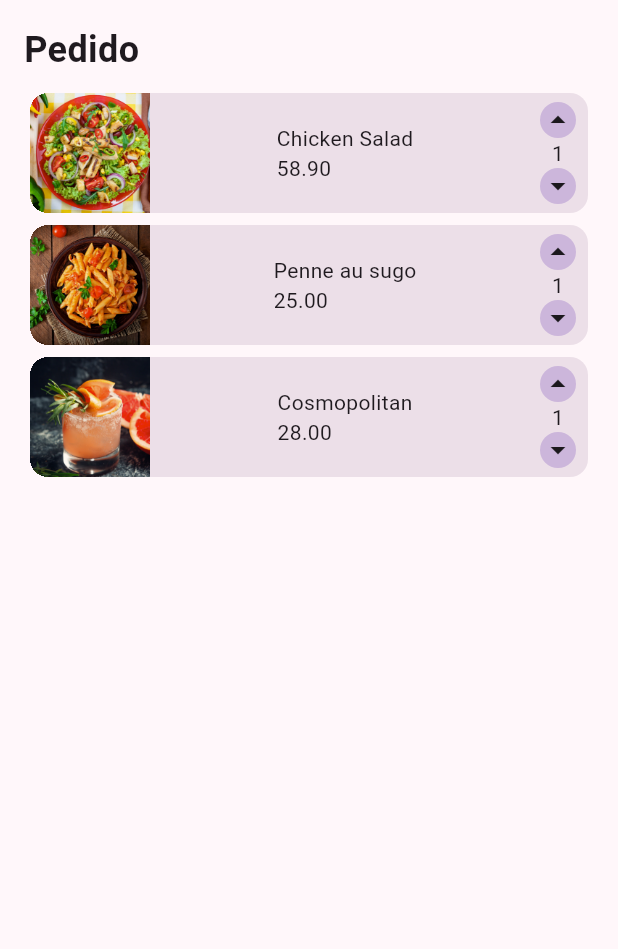
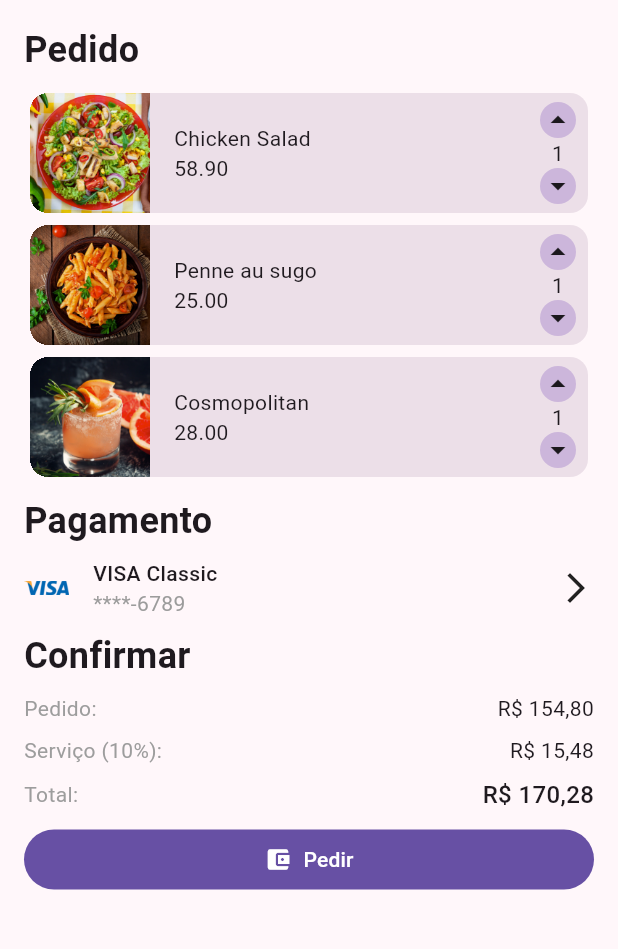
Before and after one commit to LeSales/ristorante-panucci, a Flutter app: the Checkout screen opened directly, on a phone screen of 412 x 824 dp, the part 84-1033 px from its top. Run offline on Flutter 3.47's test engine with Material 3 defaults, Android fonts, the phone set to English and light mode, and no system bars.

Commit message:
add payment and confirm section, finishing portrait layout

```diff
--- a/lib/components/order_item.dart
+++ b/lib/components/order_item.dart
@@ -32,7 +32,8 @@ class _OrderItemState extends State<OrderItem> {
             image: AssetImage(widget.imageURI),
             fit: BoxFit.cover,
           ),
-          Padding(
+          Expanded(
+            child: Padding(
               padding: const EdgeInsets.symmetric(horizontal: 16.0),
               child: Column(
                 crossAxisAlignment: CrossAxisAlignment.start,
@@ -40,6 +41,7 @@ class _OrderItemState extends State<OrderItem> {
                   Text(widget.itemTitle),
                   Text(widget.itemPrice),
                 ],
+              ),
             ),
           ),
           const Padding(
--- a/lib/components/payment_method.dart
+++ b/lib/components/payment_method.dart
@@ -11,7 +11,8 @@ const PaymentMethod({ Key? key }) : super(key: key);
           width: 30,
           image: AssetImage("assets/images/visa.png"),
         ),
-        Padding(
+        Expanded(
+          child: Padding(
             padding: const EdgeInsets.symmetric(horizontal: 16.0),
             child: Column(
               crossAxisAlignment: CrossAxisAlignment.start,
@@ -21,6 +22,7 @@ const PaymentMethod({ Key? key }) : super(key: key);
               ],
             ),
           ),
+        ),
         const Icon(Icons.arrow_forward_ios),
     ],);
   }
--- a/lib/screens/checkout.dart
+++ b/lib/screens/checkout.dart
@@ -2,6 +2,8 @@ import 'package:flutter/material.dart';
 import 'package:panucci_ristorante/cardapio.dart';
 import 'package:panucci_ristorante/components/main_drawer.dart';
 import 'package:panucci_ristorante/components/order_item.dart';
+import 'package:panucci_ristorante/components/payment_method.dart';
+import 'package:panucci_ristorante/components/payment_total.dart';
 
 class Checkout extends StatelessWidget {
   const Checkout({super.key});
@@ -53,6 +55,36 @@ class Checkout extends StatelessWidget {
                 childCount: pedidos.length,
               ),
             ),
+            const SliverToBoxAdapter(
+              child: Padding(
+                padding: EdgeInsets.only(bottom: 8.0, top: 8.0),
+                child: Text(
+                  'Pagamento',
+                  style: TextStyle(
+                    fontSize: 24,
+                    fontWeight: FontWeight.w600,
+                  ),
+                ),
+              ),
+            ),
+            const SliverToBoxAdapter(
+              child: PaymentMethod(),
+            ),
+            const SliverToBoxAdapter(
+              child: Padding(
+                padding: EdgeInsets.only(bottom: 8.0, top: 8.0),
+                child: Text(
+                  'Confirmar',
+                  style: TextStyle(
+                    fontSize: 24,
+                    fontWeight: FontWeight.w600,
+                  ),
+                ),
+              ),
+            ),
+            const SliverToBoxAdapter(
+              child: PaymentTotal(),
+            )
           ],
         ),
       ),
```
Lines whose indentation alone changed are shown as unchanged.
